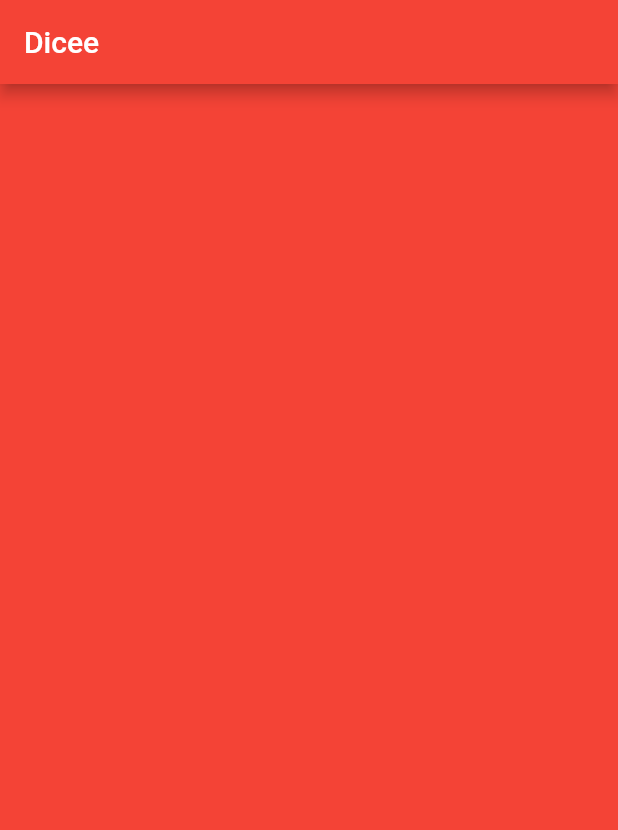
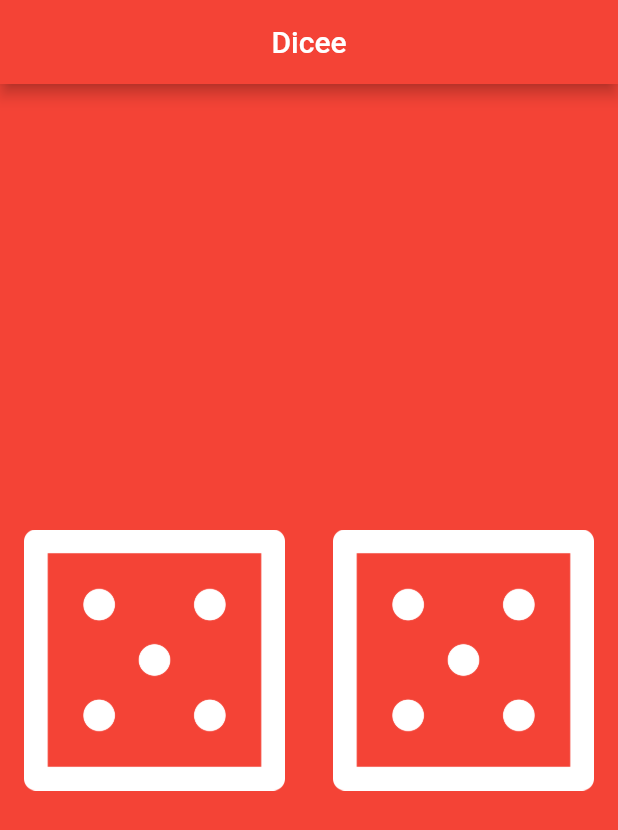
Before and after one commit to LearningRepos/mobileDevLearning, a Flutter app: the screen it shows after launch, on a phone screen of 412 x 824 dp. Shown: the top 830 px of the screen. Run offline on Flutter 3.47's test engine with Material 2 defaults, Android fonts, the phone set to English and light mode, and no system bars.

Commit message:
Finished Dicee App

```diff
--- a/Dicee/lib/main.dart
+++ b/Dicee/lib/main.dart
@@ -1,23 +1,63 @@
 import 'package:flutter/material.dart';
+import 'dart:math';
 
 void main() {
-  return runApp(
-    MaterialApp(
+  return runApp(MyApp());
+}
+
+class MyApp extends StatelessWidget {
+  @override
+  Widget build(BuildContext context) {
+    return MaterialApp(
+      debugShowCheckedModeBanner: false,
       home: Scaffold(
         backgroundColor: Colors.red,
         appBar: AppBar(
+          centerTitle: true,
           title: Text('Dicee'),
           backgroundColor: Colors.red,
         ),
         body: DicePage(),
       ),
-    ),
-  );
+    );
+  }
 }
 
-class DicePage extends StatelessWidget {
+class DicePage extends StatefulWidget {
+  @override
+  _DicePageState createState() => _DicePageState();
+}
+
+class _DicePageState extends State<DicePage> {
+  int leftDiceNum = Random().nextInt(6) + 1;
+  int rightDiceNum = Random().nextInt(6) + 1;
+
   @override
   Widget build(BuildContext context) {
-    return Container();
+    return Center(
+      child: Row(
+        children: [
+          Expanded(
+            child: FlatButton(
+              onPressed: changeDice,
+              child: Image.asset("images/dice$leftDiceNum.png"),
+            ),
+          ),
+          Expanded(
+            child: FlatButton(
+              onPressed: changeDice,
+              child: Image.asset("images/dice$rightDiceNum.png"),
+            ),
+          ),
+        ],
+      ),
+    );
+  }
+
+  void changeDice() {
+    setState(() {
+      leftDiceNum = Random().nextInt(6) + 1;
+      rightDiceNum = Random().nextInt(6) + 1;
+    });
   }
 }
```
Also changed, not shown: 1 other file.
